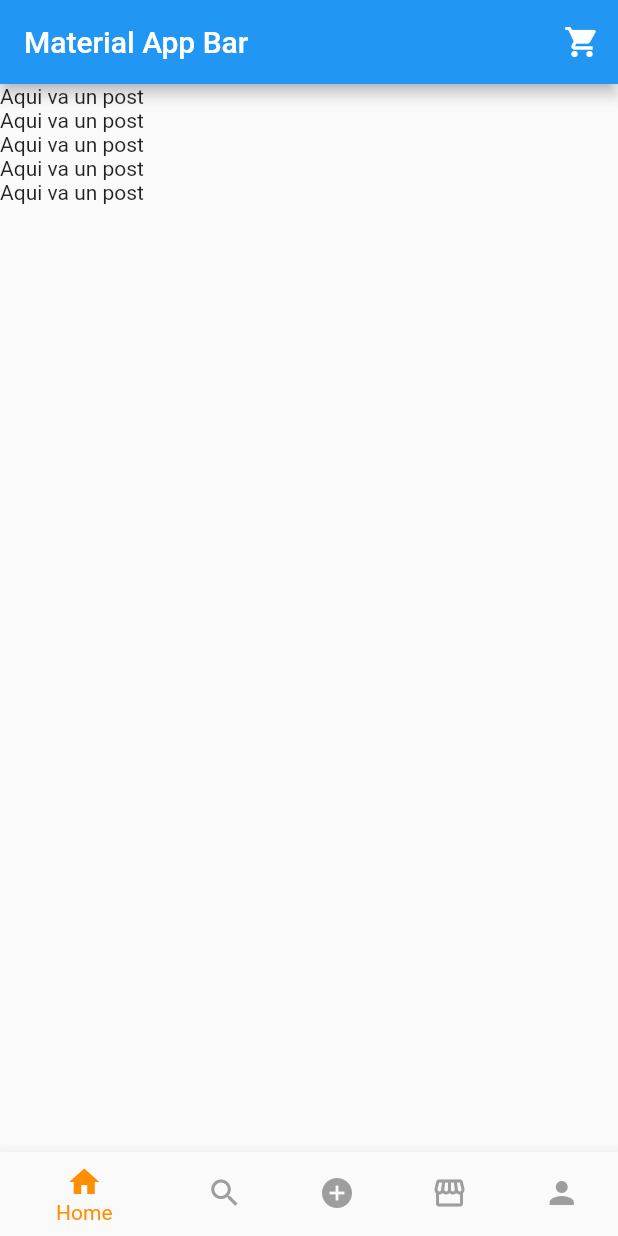
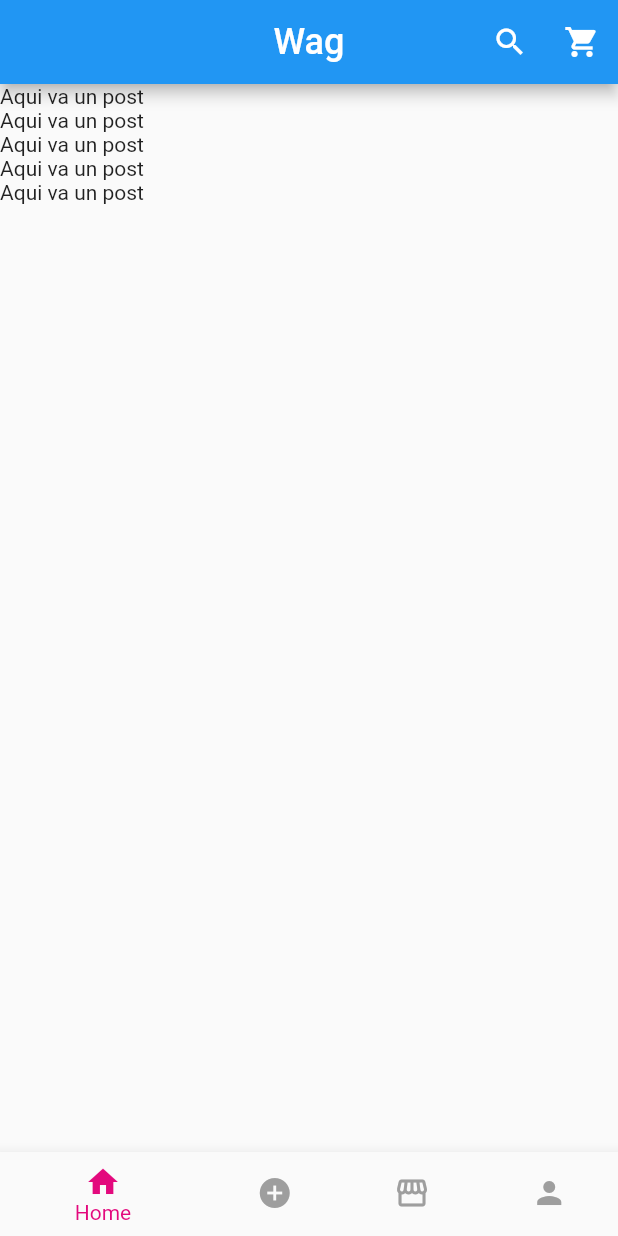
Before and after one commit to PaulinaArvizu/Wag-proyectoMoviles, a Flutter app: the screen it shows after launch, on a phone screen of 412 x 824 dp. Run offline on Flutter 3.47's test engine with Material 2 defaults, Android fonts, the phone set to English and light mode, and no system bars; Roboto replaces fonts that are missing (Sofia Pro Bold).

Commit message:
Added NavBar to store and home
Added navbar to both store and home pages, also implemented void function to navigate through the app.

```diff
--- a/lib/home_page.dart
+++ b/lib/home_page.dart
@@ -1,6 +1,8 @@
 import 'package:flutter/material.dart';
 import 'package:wag_proyecto_moviles/cart/cart.dart';
+import 'package:wag_proyecto_moviles/colors.dart';
 import 'package:wag_proyecto_moviles/models/product_item_cart.dart';
+import 'package:wag_proyecto_moviles/store/store.dart';
 
 void main() => runApp(HomePage());
 
@@ -18,12 +20,30 @@ class _HomePageState extends State<HomePage> {
       title: 'Material App',
       home: Scaffold(
         appBar: AppBar(
-          title: Text('Material App Bar'),
+          centerTitle: true,
+          title: Text(
+            "Wag",
+            style: TextStyle(
+              fontFamily: 'Sofia Pro Bold',
+              fontSize: 24,
+            ),
+          ),
           actions: <Widget>[
             IconButton(
-              icon: Icon(Icons.shopping_cart),
-              onPressed: _openCartPage,
-            )
+              icon: Icon(
+                Icons.search,
+                color: Colors.white,
+              ),
+              onPressed: () {},
+            ),
+            IconButton(
+                icon: Icon(
+                  Icons.shopping_cart,
+                  color: Colors.white,
+                ),
+                onPressed: () {
+                  _openCartPage();
+                }),
           ],
         ),
         body: ListView(
@@ -52,10 +72,6 @@ class _HomePageState extends State<HomePage> {
               label: 'Home',
             ),
             BottomNavigationBarItem(
-              icon: Icon(Icons.search),
-              label: 'Search',
-            ),
-            BottomNavigationBarItem(
               icon: Icon(Icons.add_circle),
               label: 'New',
             ),
@@ -69,20 +85,19 @@ class _HomePageState extends State<HomePage> {
             ),
           ],
           currentIndex: _selectedIndex,
-          selectedItemColor:
-              Colors.amber[800], //TODO: SelectedItemColor: primary
+          selectedItemColor: primary,
           unselectedItemColor: Colors.grey,
           onTap: (int index) {
             setState(() {
               _selectedIndex = index;
             });
-            if (_selectedIndex == 1) {
-              //TODO: open search page?
+            if (_selectedIndex == 0) {
+              //TODO: open homepage
+            } else if (_selectedIndex == 1) {
+              //open new page
             } else if (_selectedIndex == 2) {
-              //TODO: open new page
+              _openStorePage();
             } else if (_selectedIndex == 3) {
-              //TODO: open store page
-            } else if (_selectedIndex == 4) {
               //TODO: open profile page
             }
           },
@@ -91,7 +106,16 @@ class _HomePageState extends State<HomePage> {
     );
   }
 
-  //TODO: freate voids to open each page
+  //TODO: create voids to open each page
+
+  void _openHomePage() {
+    Navigator.of(context).push(
+      MaterialPageRoute(builder: (context) {
+        return HomePage();
+      }),
+    );
+  }
+
   void _openCartPage() {
     Navigator.of(context).push(
       MaterialPageRoute(builder: (context) {
@@ -101,6 +125,15 @@ class _HomePageState extends State<HomePage> {
       }),
     );
   }
+
+  void _openStorePage() {
+    Navigator.of(context).push(
+      MaterialPageRoute(builder: (context) {
+        return Store();
+      }),
+    );
+  }
+
   // Widget navBar(int _selectedIndex) {
   //   return BottomNavigationBar(
   //     items: <BottomNavigationBarItem>[
```
Also changed, not shown: lib/store/store.dart (+90 -3 lines).
